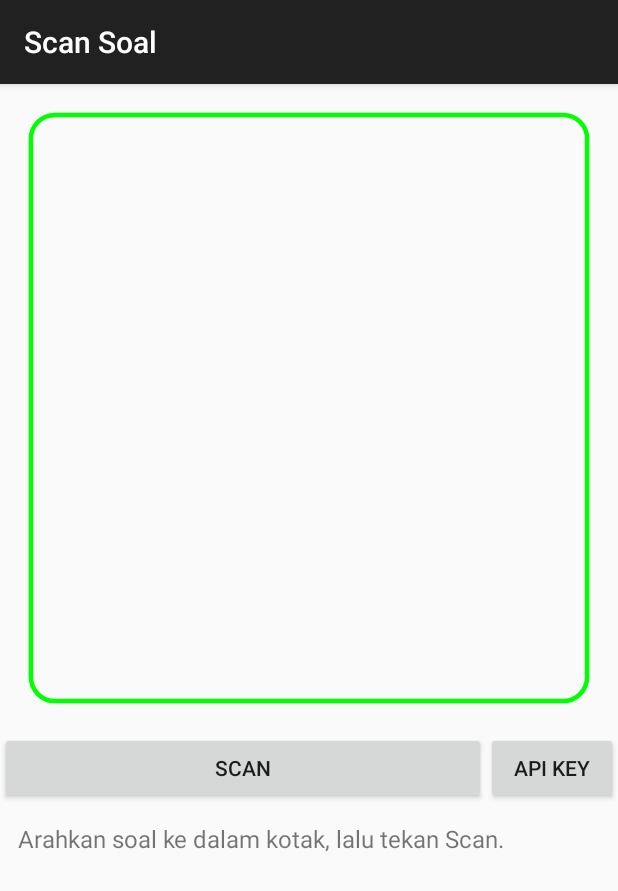
After one commit to ucupaja123/FloatingTranslate, an Android app: the SoalActivity screen opened directly, with no data from a screen before it, on a phone screen of 412 x 824 dp. The commit adds this screen. Shown: the top 891 px of the screen. Run offline under Robolectric (Android 15) with nearby library versions, the phone set to English and light mode, and no system bars; libraries missing offline, so code that uses them is left out: androidx.camera.core, androidx.camera.lifecycle, androidx.camera.view; 4 statements that could not run were skipped.

Commit message:
Masukkan scanner soal v3

```diff
--- a/app/src/main/java/com/example/floatingtranslate/MainActivity.kt
+++ b/app/src/main/java/com/example/floatingtranslate/MainActivity.kt
@@ -73,8 +73,8 @@ class MainActivity : AppCompatActivity() {
             stopService(Intent(this, FloatingService::class.java))
         }
 
-        findViewById<Button>(R.id.btnPrimsic).setOnClickListener {
-            startActivity(Intent(this, PrimsicActivity::class.java))
+        findViewById<Button>(R.id.btnSoal).setOnClickListener {
+            startActivity(Intent(this, SoalActivity::class.java))
         }
     }
 
--- /dev/null
+++ b/app/src/main/java/com/example/floatingtranslate/SoalActivity.kt
@@ -0,0 +1,180 @@
+package com.example.floatingtranslate
+
+import android.Manifest
+import android.content.Context
+import android.content.pm.PackageManager
+import android.graphics.Bitmap
+import android.graphics.Canvas
+import android.graphics.Color
+import android.graphics.Paint
+import android.graphics.RectF
+import android.os.Bundle
+import android.text.InputType
+import android.view.View
+import android.view.WindowManager
+import android.widget.Button
+import android.widget.EditText
+import android.widget.FrameLayout
+import android.widget.LinearLayout
+import android.widget.ScrollView
+import android.widget.TextView
+import androidx.activity.result.contract.ActivityResultContracts
+import androidx.appcompat.app.AlertDialog
+import androidx.appcompat.app.AppCompatActivity
+import androidx.camera.core.CameraSelector
+import androidx.camera.core.Preview
+import androidx.camera.lifecycle.ProcessCameraProvider
+import androidx.camera.view.PreviewView
+import androidx.core.content.ContextCompat
+import kotlin.math.min
+
+// Scanner soal: kamera langsung, arahkan soal ke dalam kotak, lalu tekan Scan.
+class SoalActivity : AppCompatActivity() {
+
+    private lateinit var previewView: PreviewView
+    private lateinit var answer: TextView
+    private lateinit var scanButton: Button
+    private var busy = false
+
+    private val cameraPermission = registerForActivityResult(
+        ActivityResultContracts.RequestPermission()
+    ) { granted ->
+        if (granted) startCamera() else showMessage("Izin kamera ditolak. Aktifkan di pengaturan aplikasi.")
+    }
+
+    override fun onCreate(savedInstanceState: Bundle?) {
+        super.onCreate(savedInstanceState)
+        window.addFlags(WindowManager.LayoutParams.FLAG_KEEP_SCREEN_ON)
+        val pad = (12 * resources.displayMetrics.density).toInt()
+        val match = LinearLayout.LayoutParams.MATCH_PARENT
+        val wrap = LinearLayout.LayoutParams.WRAP_CONTENT
+
+        previewView = PreviewView(this).apply {
+            // Mode TextureView supaya isi preview bisa diambil sebagai bitmap.
+            implementationMode = PreviewView.ImplementationMode.COMPATIBLE
+        }
+        val camera = FrameLayout(this).apply {
+            addView(previewView, FrameLayout.LayoutParams(match, match))
+            addView(FrameBox(this@SoalActivity), FrameLayout.LayoutParams(match, match))
+        }
+
+        scanButton = Button(this).apply {
+            text = "Scan"
+            setOnClickListener { scan() }
+        }
+        val keyButton = Button(this).apply {
+            text = "API key"
+            setOnClickListener { askKey() }
+        }
+        val buttons = LinearLayout(this).apply {
+            addView(scanButton, LinearLayout.LayoutParams(0, wrap, 1f))
+            addView(keyButton, LinearLayout.LayoutParams(wrap, wrap))
+        }
+
+        answer = TextView(this).apply {
+            textSize = 16f
+            setPadding(pad, pad, pad, pad)
+            setTextIsSelectable(true)
+            text = "Arahkan soal ke dalam kotak, lalu tekan Scan."
+        }
+
+        setContentView(LinearLayout(this).apply {
+            orientation = LinearLayout.VERTICAL
+            addView(camera, LinearLayout.LayoutParams(match, 0, 3f))
+            addView(buttons, LinearLayout.LayoutParams(match, wrap))
+            addView(
+                ScrollView(this@SoalActivity).apply { addView(answer) },
+                LinearLayout.LayoutParams(match, 0, 2f)
+            )
+        })
+
+        if (ContextCompat.checkSelfPermission(this, Manifest.permission.CAMERA) ==
+            PackageManager.PERMISSION_GRANTED
+        ) {
+            startCamera()
+        } else {
+            cameraPermission.launch(Manifest.permission.CAMERA)
+        }
+        if (Gemini.prefs(this).getString("key", "").isNullOrBlank()) askKey()
+    }
+
+    private fun showMessage(message: String) {
+        answer.text = message
+    }
+
+    private fun startCamera() {
+        val future = ProcessCameraProvider.getInstance(this)
+        future.addListener({
+            try {
+                val provider = future.get()
+                val preview = Preview.Builder().build()
+                preview.setSurfaceProvider(previewView.surfaceProvider)
+                provider.unbindAll()
+                provider.bindToLifecycle(this, CameraSelector.DEFAULT_BACK_CAMERA, preview)
+            } catch (e: Exception) {
+                answer.text = "Kamera gagal dibuka: ${e.message}"
+            }
+        }, ContextCompat.getMainExecutor(this))
+    }
+
+    private fun scan() {
+        if (busy) return
+        val full = previewView.bitmap
+        if (full == null) {
+            answer.text = "Kamera belum siap."
+            return
+        }
+        // Potong sesuai kotak supaya hanya soalnya yang dikirim.
+        val box = frameFor(full.width.toFloat(), full.height.toFloat())
+        val cropped = Bitmap.createBitmap(
+            full, box.left.toInt(), box.top.toInt(), box.width().toInt(), box.height().toInt()
+        )
+        busy = true
+        scanButton.isEnabled = false
+        answer.text = "Lagi mikir..."
+        val app = applicationContext
+        Thread {
+            val text = Gemini.ask(app, cropped)
+            runOnUiThread {
+                answer.text = text
+                busy = false
+                scanButton.isEnabled = true
+            }
+        }.start()
+    }
+
+    private fun askKey() {
+        val prefs = Gemini.prefs(this)
+        val input = EditText(this).apply {
+            hint = "Tempel API key Gemini"
+            inputType = InputType.TYPE_CLASS_TEXT or InputType.TYPE_TEXT_VARIATION_PASSWORD
+            setText(prefs.getString("key", ""))
+        }
+        AlertDialog.Builder(this)
+            .setTitle("API key")
+            .setView(input)
+            .setPositiveButton("Simpan") { _, _ ->
+                prefs.edit().putString("key", input.text.toString().trim()).apply()
+            }
+            .setNegativeButton("Batal", null)
+            .show()
+    }
+}
+
+private fun frameFor(width: Float, height: Float): RectF {
+    val margin = min(width, height) * 0.05f
+    return RectF(margin, margin, width - margin, height - margin)
+}
+
+private class FrameBox(context: Context) : View(context) {
+    private val paint = Paint(Paint.ANTI_ALIAS_FLAG).apply {
+        color = Color.GREEN
+        style = Paint.Style.STROKE
+        strokeWidth = 3 * resources.displayMetrics.density
+    }
+
+    override fun onDraw(canvas: Canvas) {
+        super.onDraw(canvas)
+        canvas.drawRoundRect(frameFor(width.toFloat(), height.toFloat()), 24f, 24f, paint)
+    }
+}
```
Also changed, not shown: app/build.gradle.kts (+5 -2 lines), app/src/main/AndroidManifest.xml (+6 -4 lines), app/src/main/java/com/example/floatingtranslate/Gemini.kt (added, +75 -0 lines), app/src/main/res/layout/activity_main.xml (+7 -15 lines).
